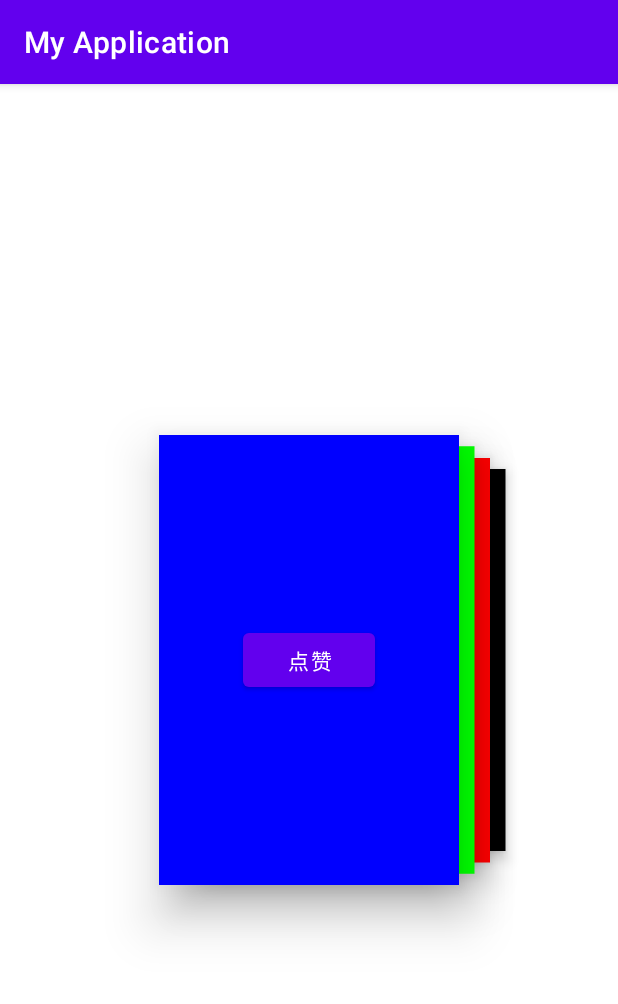
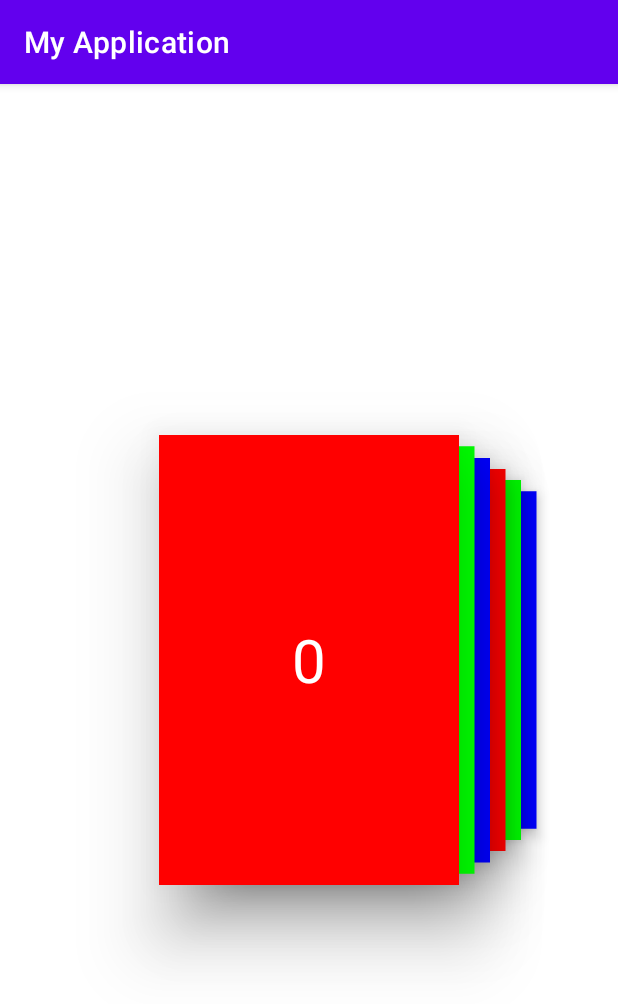
Before and after one commit to zhuguohui/StackLayout2, an Android app: the screen it shows after launch (MainActivity), on a phone screen of 412 x 824 dp. Shown: the top 1004 px of the screen. Run offline under Robolectric (Android 15) with nearby library versions, the phone set to English and light mode, and no system bars.

Commit message:
完成adapter功能

```diff
--- a/app/src/main/java/com/zhuguohui/myapplication/MainActivity.java
+++ b/app/src/main/java/com/zhuguohui/myapplication/MainActivity.java
@@ -3,7 +3,13 @@ package com.zhuguohui.myapplication;
 import androidx.appcompat.app.AppCompatActivity;
 
 import android.os.Bundle;
+
 import android.widget.Toast;
+
+import com.zhuguohui.myapplication.stack.StackLayout;
+
+import java.util.ArrayList;
+import java.util.List;
 
 public class MainActivity extends AppCompatActivity {
 
@@ -11,8 +17,18 @@ public class MainActivity extends AppCompatActivity {
     protected void onCreate(Bundle savedInstanceState) {
         super.onCreate(savedInstanceState);
         setContentView(R.layout.activity_main);
-        findViewById(R.id.btn_like).setOnClickListener(v->{
-            Toast.makeText(this,"点赞成功",Toast.LENGTH_SHORT).show();
-        });
+        StackLayout stackView=findViewById(R.id.stackView);
+        MyStackAdapter myStackAdapter = new MyStackAdapter();
+        stackView.setAdapter(myStackAdapter);
+        mockDatas(myStackAdapter);
+    }
+
+    private void mockDatas(MyStackAdapter myStackAdapter) {
+        List<String> datas=new ArrayList<>();
+        for(int i=0;i<20;i++){
+            datas.add(i+"");
+        }
+        myStackAdapter.addData(datas);
+
     }
 }
--- /dev/null
+++ b/app/src/main/java/com/zhuguohui/myapplication/MyStackAdapter.java
@@ -0,0 +1,41 @@
+package com.zhuguohui.myapplication;
+
+import android.graphics.Color;
+import android.view.LayoutInflater;
+import android.view.View;
+import android.view.ViewGroup;
+import android.widget.TextView;
+
+import com.zhuguohui.myapplication.stack.StackAdapter;
+
+/**
+ * <pre>
+ * Created by zhuguohui
+ * Date: 2023/5/19
+ * Time: 15:54
+ * Desc:
+ * </pre>
+ */
+public class MyStackAdapter extends StackAdapter<String> {
+    int[] colors=new int[]{Color.RED,Color.GREEN,Color.BLUE};
+
+    @Override
+    public View createView(ViewGroup parent) {
+        LayoutInflater inflater = LayoutInflater.from(parent.getContext());
+        View view = inflater.inflate(R.layout.stack_adapter_item, parent, false);
+        return view;
+    }
+
+
+    @Override
+    public int getVisibleCount() {
+        return 6;
+    }
+
+    @Override
+    protected void onBindDataToView(View view, String s, int position) {
+        view.setBackgroundColor(colors[position%colors.length]);
+        TextView tvTitle = view.findViewById(R.id.tv_title);
+        tvTitle.setText(s);
+    }
+}
--- /dev/null
+++ b/app/src/main/java/com/zhuguohui/myapplication/TRSAction.java
@@ -0,0 +1,13 @@
+package com.zhuguohui.myapplication;
+
+/**
+ * <pre>
+ * Created by zhuguohui
+ * Date: 2023/5/19
+ * Time: 15:38
+ * Desc:
+ * </pre>
+ */
+ public interface TRSAction {
+     void call();
+}
--- /dev/null
+++ b/app/src/main/java/com/zhuguohui/myapplication/stack/StackAdapter.java
@@ -0,0 +1,61 @@
+package com.zhuguohui.myapplication.stack;
+
+import android.view.View;
+import android.view.ViewGroup;
+
+import com.zhuguohui.myapplication.TRSAction;
+import com.zhuguohui.myapplication.TRSFunction;
+
+import java.util.ArrayList;
+import java.util.List;
+
+/**
+ * <pre>
+ * Created by zhuguohui
+ * Date: 2023/5/19
+ * Time: 15:00
+ * Desc:
+ * </pre>
+ */
+public abstract class StackAdapter<T> {
+    List<T> data=new ArrayList<>();
+    List<TRSAction> dataChangeListeners=new ArrayList<>();
+    public  int getCount(){
+        return data.size();
+    }
+
+    public  int getVisibleCount(){
+        return 3;
+    }
+
+    public void addData(List<T> list){
+        data.clear();
+        data.addAll(list);
+        notifyDataSetChange();
+    }
+
+    public abstract View createView(ViewGroup parent);
+
+    public final void bindDataToView(View view,int position){
+        T t = data.get(position);
+        onBindDataToView(view,t,position);
+    }
+
+    protected abstract void onBindDataToView(View view,T t,int position);
+
+
+
+    public  void addDataChangeListener(TRSAction callBack){
+        dataChangeListeners.add(callBack);
+    }
+
+    public  void removeDataChangeListener(TRSAction callBack){
+        dataChangeListeners.add(callBack);
+    }
+
+    public  void notifyDataSetChange(){
+        for(TRSAction action:dataChangeListeners){
+            action.call();
+        }
+    }
+}
--- a/app/src/main/java/com/zhuguohui/myapplication/stack/StackLayout.java
+++ b/app/src/main/java/com/zhuguohui/myapplication/stack/StackLayout.java
@@ -12,7 +12,11 @@ import android.widget.FrameLayout;
 import androidx.annotation.NonNull;
 import androidx.annotation.Nullable;
 
+import com.zhuguohui.myapplication.TRSAction;
 import com.zhuguohui.myapplication.TRSFunction4;
+
+import java.util.ArrayList;
+import java.util.List;
 
 /**
  * Created by zhuguohui
@@ -23,13 +27,72 @@ import com.zhuguohui.myapplication.TRSFunction4;
 public class StackLayout extends FrameLayout {
 
     private ItemTouchListener onItemTouchListener;
+    private List<View> removeViews = new ArrayList<>();
 
     public StackLayout(@NonNull Context context, @Nullable AttributeSet attrs) {
         super(context, attrs);
 
     }
 
+    StackAdapter adapter;
 
+
+    public void setAdapter(StackAdapter adapter) {
+        if (this.adapter != null) {
+            this.adapter.removeDataChangeListener(dataChangeListener);
+        }
+        this.adapter = adapter;
+        if (this.adapter != null) {
+            this.adapter.addDataChangeListener(dataChangeListener);
+        }
+    }
+
+    private int showIndex = 0;
+    private int endIndex = 0;
+    private TRSAction dataChangeListener = new TRSAction() {
+        @Override
+        public void call() {
+            removeAllViews();
+            showIndex = 0;
+            fillViews();
+        }
+    };
+
+    private void fillViews() {
+        int visibleCount = adapter.getVisibleCount();
+        int count = adapter.getCount();
+        endIndex = Math.min(count, showIndex + visibleCount);
+        for (int i = 0; i < endIndex; i++) {
+            addViewByPosition(i,false);
+        }
+
+    }
+
+    private void addViewByPosition(int position,boolean addEnd) {
+        if(position>=adapter.getCount()){
+            return;
+        }
+        View view = null;
+        if (removeViews.size() > 0) {
+            view = removeViews.remove(0);
+            view.setVisibility(VISIBLE);
+            view.setTranslationY(0);
+            view.setTranslationX(0);
+            view.setTranslationZ(0);
+            view.setScaleX(1.0f);
+            view.setScaleY(1.0f);
+            view.setAlpha(1.0f);
+        } else {
+            view = adapter.createView(this);
+        }
+        adapter.bindDataToView(view, position);
+       /* if(addEnd){
+            addView(view);
+        }else {
+            addView(view, 0);
+        }*/
+        addView(view,0);
+    }
 
     @Override
     protected void onLayout(boolean changed, int left, int top, int right, int bottom) {
@@ -42,14 +105,12 @@ public class StackLayout extends FrameLayout {
         super.onSizeChanged(w, h, oldw, oldh);
         onItemTouchListener = new ItemTouchListener(getContext(), getWidth(), getHeight(), v -> {
             removeView(v);
+            removeViews.add(v);
+            endIndex++;
+            addViewByPosition(endIndex,true);
             setLayoutParamsForChild();
             return null;
-        }, new TRSFunction4<MotionEvent, MotionEvent, Float, Float, Void>() {
-            @Override
-            public Void call(MotionEvent motionEvent, MotionEvent motionEvent2, Float aFloat, Float aFloat2) {
-                return null;
-            }
-        });
+        }, (motionEvent, motionEvent2, aFloat, aFloat2) -> null);
     }
 
     @Override
--- a/app/src/main/res/layout/activity_main.xml
+++ b/app/src/main/res/layout/activity_main.xml
@@ -8,43 +8,17 @@
     tools:context=".MainActivity">
 
     <com.zhuguohui.myapplication.stack.StackLayout
-
+        android:id="@+id/stackView"
         android:layout_width="match_parent"
         android:layout_height="match_parent"
         android:text="Hello World!"
         app:layout_constraintBottom_toBottomOf="parent"
         app:layout_constraintLeft_toLeftOf="parent"
         app:layout_constraintRight_toRightOf="parent"
-
         app:layout_constraintTop_toTopOf="parent">
 
-        <View
-            android:layout_width="200dp"
-            android:layout_height="300dp"
-            android:background="#000" />
 
-        <View
-            android:layout_width="200dp"
-            android:layout_height="300dp"
-            android:background="#f00" />
 
-        <View
-            android:layout_width="200dp"
-            android:layout_height="300dp"
-            android:background="#0f0"
-            />
-
-        <RelativeLayout
-            android:layout_width="200dp"
-            android:layout_height="300dp"
-            android:background="#00f" >
-            <Button
-                android:layout_centerInParent="true"
-                android:id="@+id/btn_like"
-                android:text="点赞"
-                android:layout_width="wrap_content"
-                android:layout_height="wrap_content"/>
-        </RelativeLayout>
     </com.zhuguohui.myapplication.stack.StackLayout>
 
 </RelativeLayout>
--- /dev/null
+++ b/app/src/main/res/layout/stack_adapter_item.xml
@@ -0,0 +1,15 @@
+<?xml version="1.0" encoding="utf-8"?>
+<RelativeLayout xmlns:android="http://schemas.android.com/apk/res/android"
+    android:layout_width="200dp"
+    android:layout_height="300dp"
+    android:background="#00f">
+
+    <TextView
+        android:id="@+id/tv_title"
+        android:layout_width="wrap_content"
+        android:layout_height="wrap_content"
+        android:layout_centerInParent="true"
+        android:text="点赞"
+        android:textColor="@color/white"
+        android:textSize="40dp" />
+</RelativeLayout>
```
